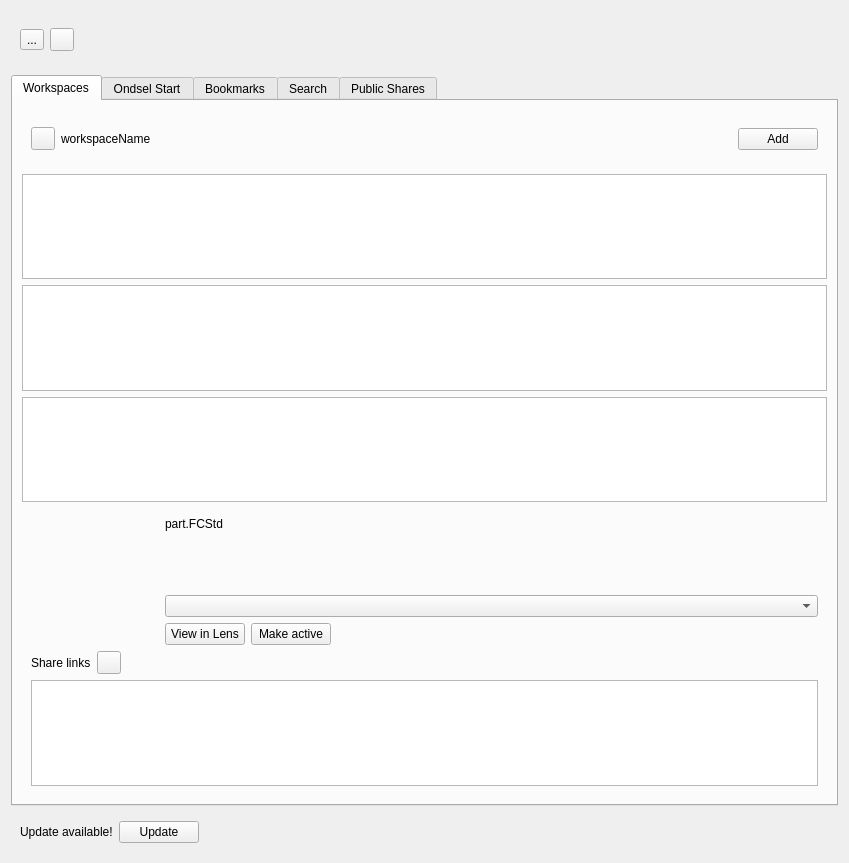
Ondsel-Development/Ondsel-Lens-Addon, file WorkspaceView.ui: the form before one commit.
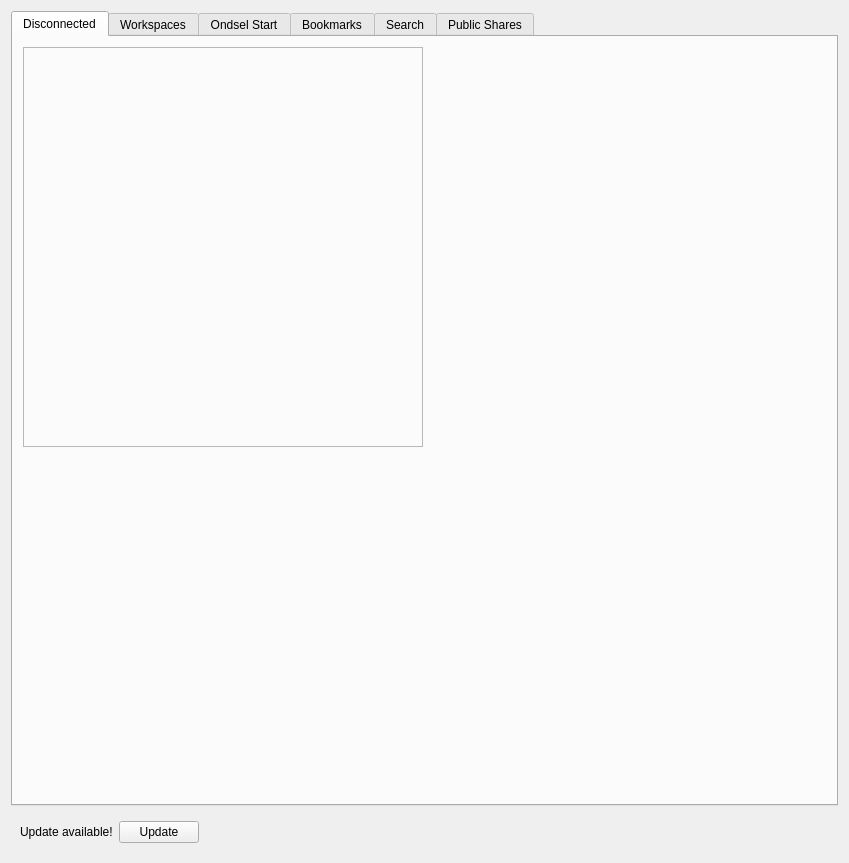
The form after the commit. The open tabs and pages were chosen to show the change. Icons and pictures are not drawn.

Commit message: proof-of-concept done

Patch:
```diff
--- a/WorkspaceView.ui
+++ b/WorkspaceView.ui
@@ -20,58 +20,6 @@
    <string>Ondsel Lens</string>
   </property>
   <layout class="QVBoxLayout" name="verticalLayout">
-   <item>
-    <widget class="QFrame" name="UserDetails">
-     <property name="sizePolicy">
-      <sizepolicy hsizetype="Expanding" vsizetype="Preferred">
-       <horstretch>0</horstretch>
-       <verstretch>0</verstretch>
-      </sizepolicy>
-     </property>
-     <layout class="QHBoxLayout" name="userDetails">
-      <item>
-       <widget class="QToolButton" name="backToStartBtn">
-        <property name="text">
-         <string>...</string>
-        </property>
-        <property name="icon">
-         <iconset>
-          <normaloff>:/icons/button_left.svg</normaloff>:/icons/button_left.svg</iconset>
-        </property>
-       </widget>
-      </item>
-      <item>
-       <widget class="QToolButton" name="userBtn">
-        <property name="sizePolicy">
-         <sizepolicy hsizetype="Maximum" vsizetype="Fixed">
-          <horstretch>0</horstretch>
-          <verstretch>0</verstretch>
-         </sizepolicy>
-        </property>
-        <property name="toolTip">
-         <string>Ondsel Lens Controls</string>
-        </property>
-        <property name="text">
-         <string/>
-        </property>
-       </widget>
-      </item>
-      <item>
-       <spacer name="horizontalSpacer_3">
-        <property name="orientation">
-         <enum>Qt::Horizontal</enum>
-        </property>
-        <property name="sizeHint" stdset="0">
-         <size>
-          <width>20</width>
-          <height>40</height>
-         </size>
-        </property>
-       </spacer>
-      </item>
-     </layout>
-    </widget>
-   </item>
    <item>
     <widget class="QTabWidget" name="tabWidget">
      <property name="toolTip">
@@ -86,6 +34,36 @@
        <height>16</height>
       </size>
      </property>
+     <widget class="QWidget" name="tabAccount">
+      <property name="sizePolicy">
+       <sizepolicy hsizetype="Expanding" vsizetype="Expanding">
+        <horstretch>0</horstretch>
+        <verstretch>0</verstretch>
+       </sizepolicy>
+      </property>
+      <property name="toolTip">
+       <string/>
+      </property>
+      <attribute name="title">
+       <string>Disconnected</string>
+      </attribute>
+      <widget class="QFrame" name="accountFrame">
+       <property name="geometry">
+        <rect>
+         <x>10</x>
+         <y>10</y>
+         <width>400</width>
+         <height>400</height>
+        </rect>
+       </property>
+       <property name="frameShape">
+        <enum>QFrame::StyledPanel</enum>
+       </property>
+       <property name="frameShadow">
+        <enum>QFrame::Raised</enum>
+       </property>
+      </widget>
+     </widget>
      <widget class="QWidget" name="tabWorkspaces">
       <property name="sizePolicy">
        <sizepolicy hsizetype="Expanding" vsizetype="Expanding">
```
The commit also changes 1 other file.
